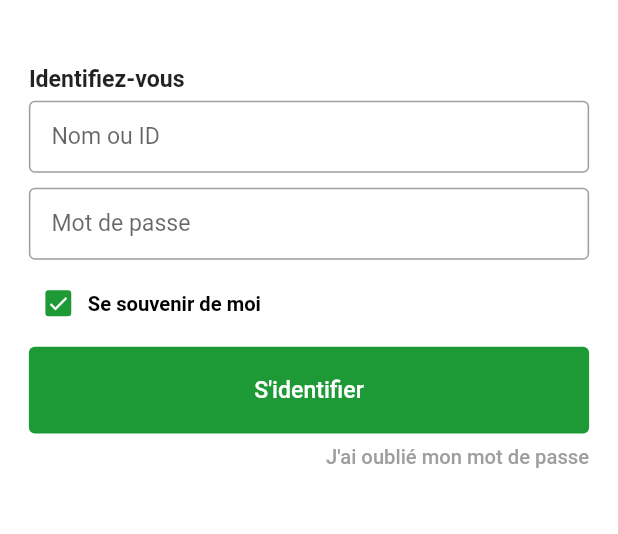
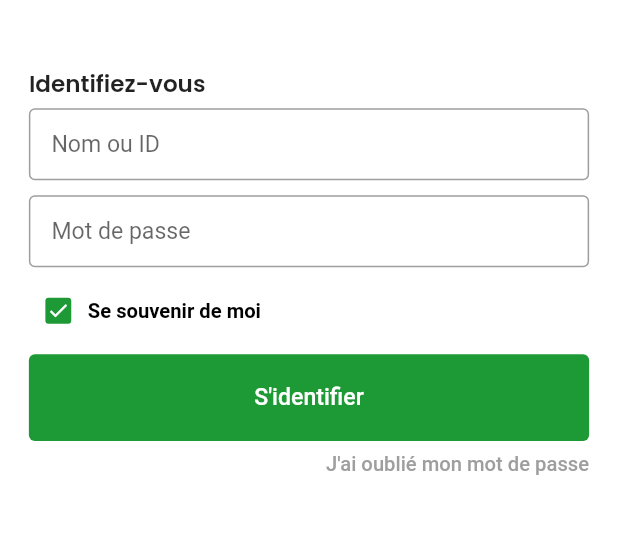
Before and after one commit to safidy1863/Ny-sekoliko, a Flutter app: the IdentificationScreen screen opened by its route, on a phone screen of 412 x 824 dp, the part 304-838 px from its top. Run offline on Flutter 3.47's test engine with Material 2 defaults, Android fonts, the phone set to English and light mode, and no system bars; drawn by our look-alikes of getwidget; our stand-ins replace flutter_screenutil, go_router, google_fonts.

```diff
--- /dev/null
+++ b/mobile/lib/app_theme.dart
@@ -0,0 +1,25 @@
+import 'package:flutter/material.dart';
+import 'package:google_fonts/google_fonts.dart';
+
+class AppTheme {
+  static final TextTheme textTheme = TextTheme(
+    titleLarge:
+    GoogleFonts.poppins(fontSize: 18.0, fontWeight: FontWeight.w700),
+    titleSmall:
+    GoogleFonts.poppins(fontSize: 12.0, fontWeight: FontWeight.w600),
+    bodyLarge:
+    GoogleFonts.poppins(fontSize: 16.0, fontWeight: FontWeight.w700),
+    bodyMedium:
+    GoogleFonts.poppins(fontSize: 14.0, fontWeight: FontWeight.w400),
+    bodySmall:
+    GoogleFonts.poppins(fontSize: 12.0, fontWeight: FontWeight.w400),
+  );
+
+  static ThemeData customTheme() {
+
+    return ThemeData(
+      brightness: Brightness.light,
+      textTheme: textTheme,
+    );
+  }
+}
--- a/mobile/lib/core/navigation/app_router.dart
+++ b/mobile/lib/core/navigation/app_router.dart
@@ -9,7 +9,7 @@ import '/features/lists/presentation/lists_screen.dart';
 
 class AppRouter {
   static GoRouter appRoutes = GoRouter(
-    initialLocation: RoutePath.home,
+    initialLocation: RoutePath.login,
     routes: [
       GoRoute(
         path: RoutePath.login,
--- a/mobile/lib/core/utils/constants/app_color.dart
+++ b/mobile/lib/core/utils/constants/app_color.dart
@@ -5,5 +5,4 @@ class AppColor {
   static const Color greenSecondary = Color.fromRGBO(119, 167, 62, 1);
   static const Color redPrimary = Color.fromRGBO(220, 31, 76, 1);
   static const Color grayPrimary = Color.fromRGBO(225, 225, 225, 1);
-
 }
--- a/mobile/lib/main.dart
+++ b/mobile/lib/main.dart
@@ -1,5 +1,6 @@
 import 'package:flutter/material.dart';
 import "package:flutter_screenutil/flutter_screenutil.dart";
+import 'package:mobile/app_theme.dart';
 import 'package:mobile/core/navigation/app_router.dart';
 
 void main() {
@@ -14,6 +15,7 @@ class NySekoliko extends StatelessWidget {
     return ScreenUtilInit(
       builder: (context, child) => MaterialApp.router(
         title: 'Ny Sekoliko',
+        theme: AppTheme.customTheme(),
         debugShowCheckedModeBanner: false,
         routerConfig: AppRouter.appRoutes,
       ),
```
Also changed, not shown: mobile/pubspec.yaml (+7 -0 lines), mobile/pubspec.lock, 11 other files.
